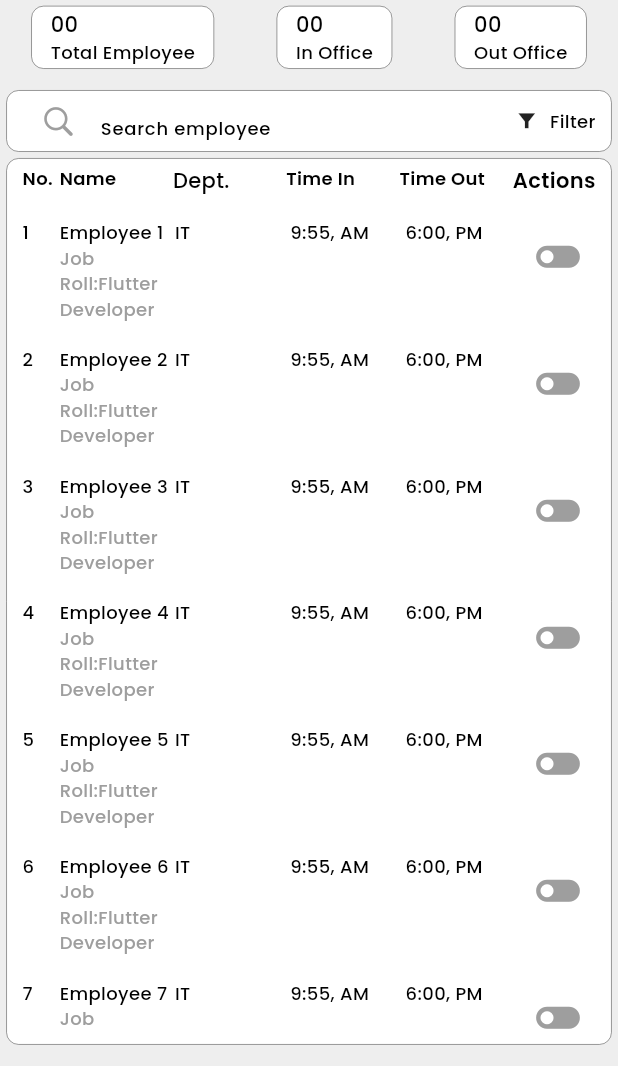
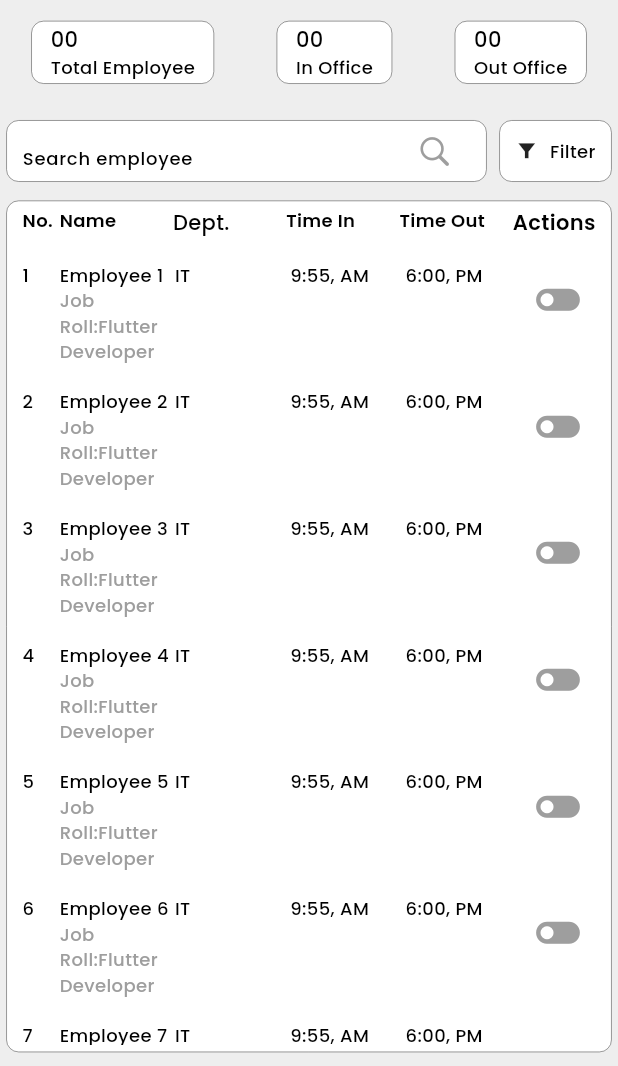
Before and after one commit to Akshay-Panika/Ftfl-dashboard, a Flutter app: the DashboardScreen screen opened directly, on a phone screen of 412 x 824 dp, the part 170-1236 px from its top. Run offline on Flutter 3.47's test engine with Material 3 defaults, Android fonts, the light colour scheme and no system bars; our stand-ins replace file_picker, firebase_core, google_fonts; accounts and stored records are empty.

Commit message:
Ftfl dashboard create 2025

```diff
--- a/lib/screens/dashboard/contant/attendance_list.dart
+++ b/lib/screens/dashboard/contant/attendance_list.dart
@@ -43,6 +43,29 @@ class _AttendanceListState extends State<AttendanceList> {
     return Column(
       children: [
         /// Search Bar, Filter,
+        Row(
+          crossAxisAlignment: CrossAxisAlignment.center,
+          mainAxisAlignment: MainAxisAlignment.center,
+          children: [
+            Expanded(
+              child: customContainer(
+                bRadius: demands.screenHeight*0.01,
+                hMargin: demands.screenWidth*0.01,
+                hPadding: demands.screenWidth*0.025,
+                height:demands.screenHeight*0.05,
+                borderColor: customColor.borderColor,
+                shadowColor: Colors.transparent,
+                child: CustomTextFormField(
+                  hintText: 'Search employee',
+                  keyboardType: TextInputType.text,
+                  showBorder: false,
+                  suffixIcon: CupertinoIcons.search,
+                  controller: _searchController,
+                  onChanged: _filterEmployees,
+                  readOnly:  _addEmployee?true:false,
+                ),
+              ),
+            ),
             customContainer(
               bRadius: demands.screenHeight*0.01,
               hMargin: demands.screenWidth*0.01,
@@ -51,30 +74,16 @@ class _AttendanceListState extends State<AttendanceList> {
               borderColor: customColor.borderColor,
               shadowColor: Colors.transparent,
               child: Row(
-            crossAxisAlignment: CrossAxisAlignment.center,
-            mainAxisAlignment: MainAxisAlignment.center,
-            children: [
-              Expanded(
-                 child: CustomTextFormField(
-                   hintText: 'Search employee',
-                   keyboardType: TextInputType.text,
-                   showBorder: false,
-                   prefixIcon: CupertinoIcons.search,
-                   controller: _searchController,
-                   onChanged: _filterEmployees,
-                   readOnly:  _addEmployee?true:false,
-                 ),
-              ),
-              SizedBox(width: demands.screenWidth*0.02,),
-              Row(
                 children: [
                   Padding(padding: const EdgeInsets.only(right: 8.0), child: Icon(Icons.filter_alt_sharp, size: 15),),
                   Text("Filter", style: textStyle12(context,)),
                 ],
+              ),
             )
           ],
         ),
-        ),
+
+        SizedBox(height: demands.screenWidth>600?demands.screenHeight*0.0:demands.screenHeight*0.01,),
         Expanded(
           child: customContainer(
             bRadius: demands.screenHeight*0.01,
--- a/lib/screens/dashboard/contant/dashboard.dart
+++ b/lib/screens/dashboard/contant/dashboard.dart
@@ -34,6 +34,7 @@ class Dashboard extends StatelessWidget {
                 child: Column(
                   children: [
 
+                    10.height,
                     Row(
                       mainAxisAlignment: demands.screenWidth > 600 ? MainAxisAlignment.spaceAround:MainAxisAlignment.spaceAround,
                       children: [
@@ -42,7 +43,7 @@ class Dashboard extends StatelessWidget {
                         _buildCard(demands, context, label: 'Out Office', value: '00'),
                       ],
                     ),
-                    10.height,
+                    20.height,
                     /// Attendance List
                     Expanded(child: AttendanceList(),),
                   ],
@@ -50,7 +51,7 @@ class Dashboard extends StatelessWidget {
               ),
 
               /// ClockWidget
-              demands.screenWidth>600?  ClockWidget():10.height
+              demands.screenWidth>600?  ClockWidget():5.height
             ],
           ),
         )
```
Also changed, not shown: 1 other file. Lines whose indentation alone changed are shown as unchanged.
